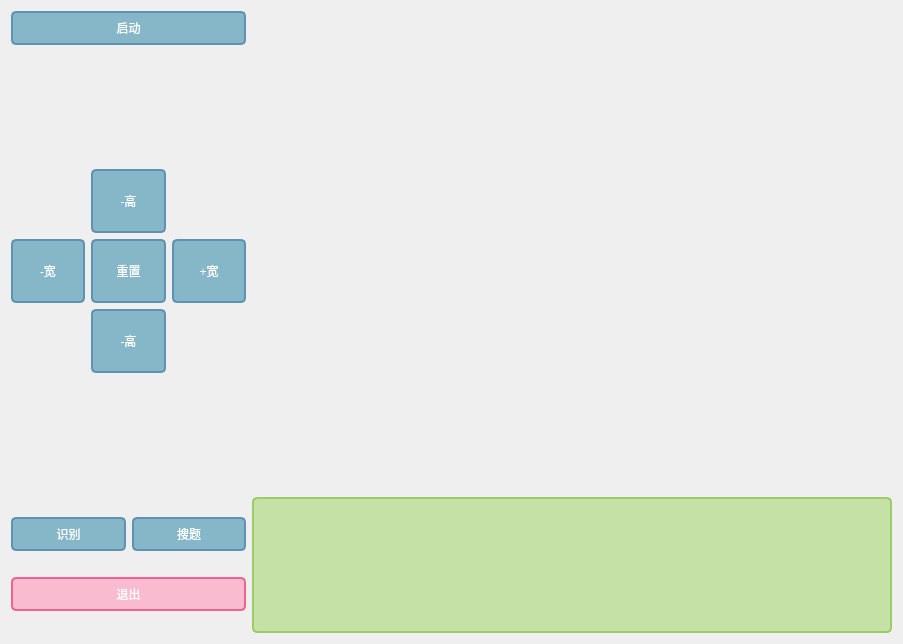
This is res/ui.ui in TaylorAndTony/cameraOCR as Qt 5 draws it before an edit. The edited form follows.
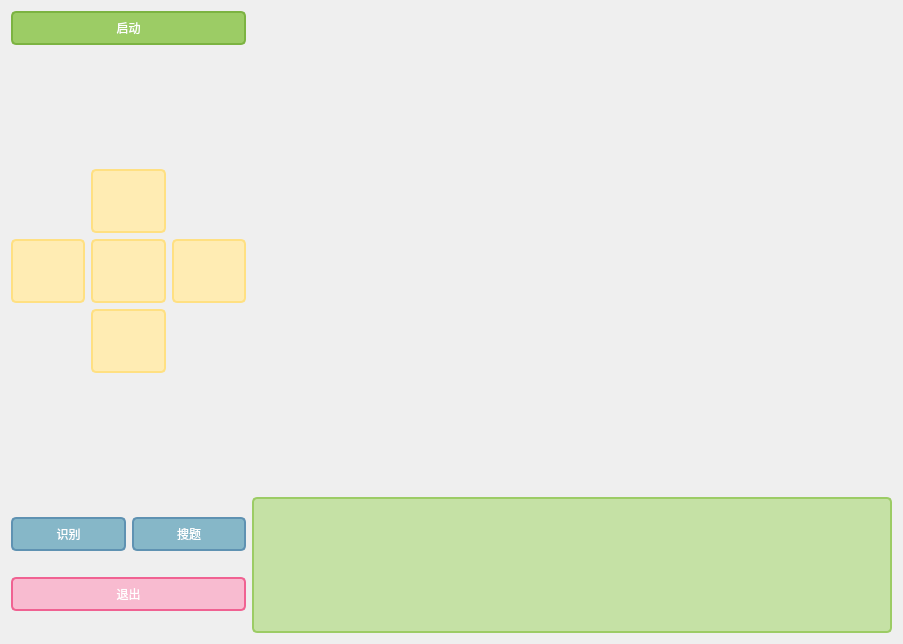
This is the edited form. Icons and pictures are not drawn.

```diff
--- a/res/ui.ui
+++ b/res/ui.ui
@@ -14,7 +14,39 @@
    <string>Form</string>
   </property>
   <property name="styleSheet">
-   <string notr="true">/*文本框*/
+   <string notr="true">/*方向按钮*/
+#addHeight,#addWidth,#decreaseHeight,#decreaseWidth,#resetSize
+{
+ font: 14pt &quot;Microsoft YaHei UI&quot;;
+  background-color:#ffecb3;
+  border:2px solid #ffe082;
+  border-radius:5px;
+  color: #454545;
+  padding: 6px 6px
+}
+#addHeight:hover,#addWidth:hover,#decreaseHeight:hover,#decreaseWidth:hover,#resetSize:hover
+{
+  font: 14pt &quot;Microsoft YaHei UI&quot;;
+  background-color:#ffe082;
+  border:2px solid #ffd54f;
+  border-radius:5px;
+  color: #454545;
+  padding: 6px 6px
+}
+#addHeight:hover:pressed,
+#addWidth:hover:pressed,
+#decreaseHeight:hover:pressed,
+#decreaseWidth:hover:pressed,
+#resetSize:hover:pressed
+{
+  font: 14pt &quot;Microsoft YaHei UI&quot;;
+  background-color:#ffd54f; 
+  border:2px solid #ffc107;
+  border-radius:5px;
+  color: #454545;
+  padding: 6px 6px
+}
+/*文本框*/
 QPlainTextEdit, QLineEdit
 {
   font: 14pt &quot;Microsoft YaHei UI&quot;;
@@ -68,6 +100,35 @@
       <layout class="QVBoxLayout" name="verticalLayout_2">
        <item>
         <widget class="QPushButton" name="activeSoft">
+         <property name="styleSheet">
+          <string notr="true">QPushButton
+{
+  font: 14pt &quot;Microsoft YaHei UI&quot;;
+  background-color:#9ccc65;
+  border:2px solid #7cb342;
+  border-radius:5px;
+  color: white;
+  padding: 6px 6px
+}
+QPushButton:hover
+{
+  font: 14pt &quot;Microsoft YaHei UI&quot;;
+  background-color:#7cb342;
+  border:2px solid #689f38;
+  border-radius:5px;
+  color:white;
+  padding: 6px 6px
+}
+QPushButton:hover:pressed
+{
+  font: 14pt &quot;Microsoft YaHei UI&quot;;
+  background-color:#558b2f; 
+  border:2px solid #33691e;
+  border-radius:5px;
+  color:white;
+  padding: 6px 6px
+}</string>
+         </property>
          <property name="text">
           <string>启动</string>
          </property>
@@ -87,7 +148,17 @@
             </size>
            </property>
            <property name="text">
-            <string>-高</string>
+            <string/>
+           </property>
+           <property name="icon">
+            <iconset resource="resources.qrc">
+             <normaloff>:/fiveBtn/hollow+h.png</normaloff>:/fiveBtn/hollow+h.png</iconset>
+           </property>
+           <property name="iconSize">
+            <size>
+             <width>32</width>
+             <height>32</height>
+            </size>
            </property>
           </widget>
          </item>
@@ -113,7 +184,17 @@
             </size>
            </property>
            <property name="text">
-            <string>重置</string>
+            <string/>
+           </property>
+           <property name="icon">
+            <iconset resource="resources.qrc">
+             <normaloff>:/fiveBtn/hollow-c.png</normaloff>:/fiveBtn/hollow-c.png</iconset>
+           </property>
+           <property name="iconSize">
+            <size>
+             <width>32</width>
+             <height>32</height>
+            </size>
            </property>
           </widget>
          </item>
@@ -126,7 +207,17 @@
             </size>
            </property>
            <property name="text">
-            <string>+宽</string>
+            <string/>
+           </property>
+           <property name="icon">
+            <iconset resource="resources.qrc">
+             <normaloff>:/fiveBtn/hollow+w.png</normaloff>:/fiveBtn/hollow+w.png</iconset>
+           </property>
+           <property name="iconSize">
+            <size>
+             <width>32</width>
+             <height>32</height>
+            </size>
            </property>
           </widget>
          </item>
@@ -152,7 +243,17 @@
             </size>
            </property>
            <property name="text">
-            <string>-高</string>
+            <string/>
+           </property>
+           <property name="icon">
+            <iconset resource="resources.qrc">
+             <normaloff>:/fiveBtn/hollow-h.png</normaloff>:/fiveBtn/hollow-h.png</iconset>
+           </property>
+           <property name="iconSize">
+            <size>
+             <width>32</width>
+             <height>32</height>
+            </size>
            </property>
           </widget>
          </item>
@@ -165,7 +266,17 @@
             </size>
            </property>
            <property name="text">
-            <string>-宽</string>
+            <string/>
+           </property>
+           <property name="icon">
+            <iconset resource="resources.qrc">
+             <normaloff>:/fiveBtn/hollow-w.png</normaloff>:/fiveBtn/hollow-w.png</iconset>
+           </property>
+           <property name="iconSize">
+            <size>
+             <width>32</width>
+             <height>32</height>
+            </size>
            </property>
           </widget>
          </item>
```
Left out of the diff: 6 changed lines with no effect on the pictures.
